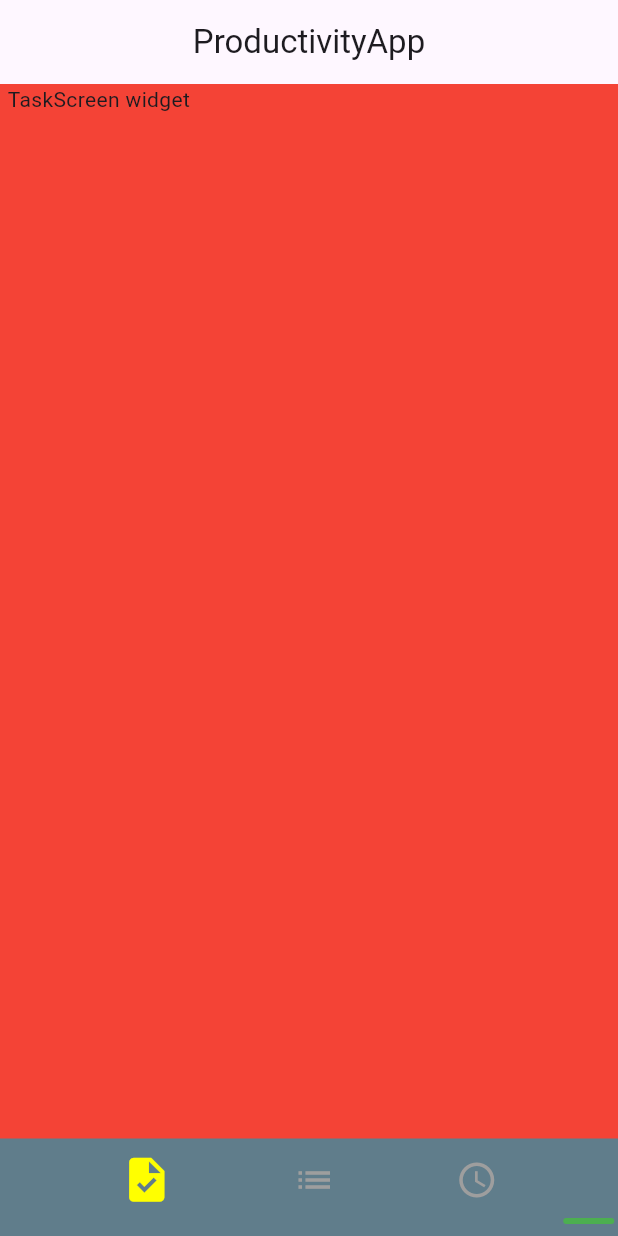
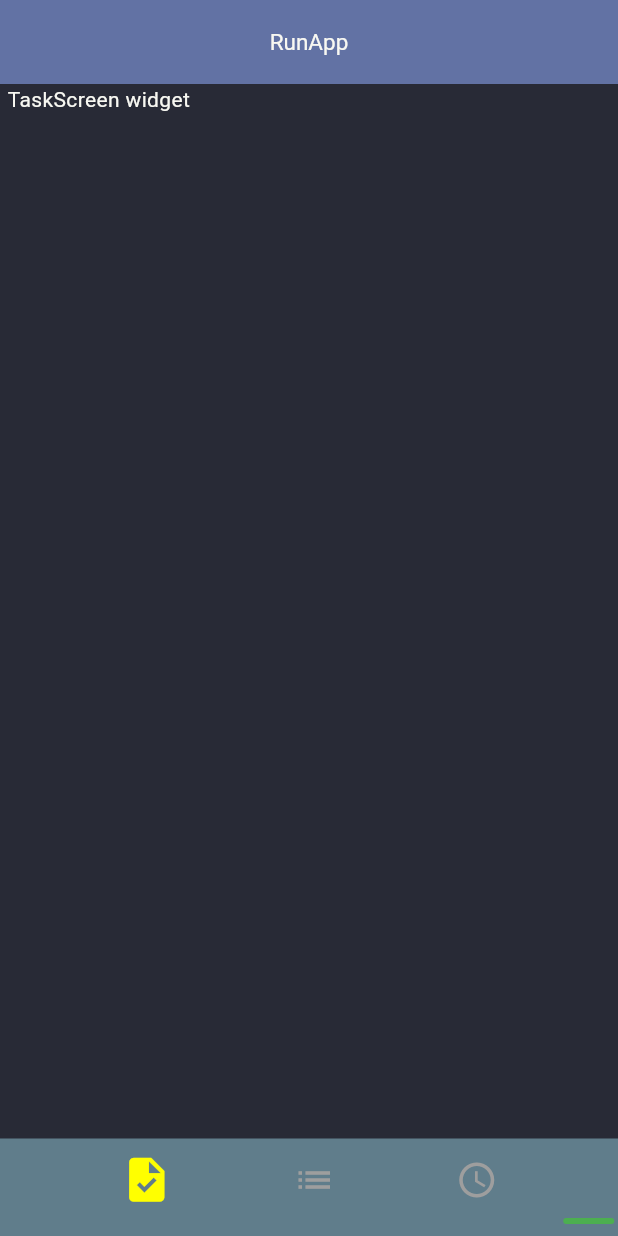
Before and after one commit to JoseYe628/productivity_app, a Flutter app: the screen it shows after launch, on a phone screen of 412 x 824 dp. Run offline on Flutter 3.47's test engine with Material 3 defaults, Android fonts, the phone set to English and light mode, and no system bars; our stand-ins replace flutter_bloc.

Commit message:
Estilos de texto y header en la app (theme)

```diff
--- a/lib/screens/home/home_screen.dart
+++ b/lib/screens/home/home_screen.dart
@@ -10,9 +10,8 @@ class HomeScreen extends StatelessWidget {
   @override
   Widget build(BuildContext context){
     return Scaffold(
-      backgroundColor: Colors.red,
       appBar: AppBar(
-        title: const Text("ProductivityApp"),
+        title: const Text("RunApp"),
         centerTitle: true,
       ),
       body: BlocBuilder<HomeRouteCubit, int>(
--- a/lib/screens/home/screens/task_screen.dart
+++ b/lib/screens/home/screens/task_screen.dart
@@ -9,7 +9,6 @@ class TaskScreen extends StatelessWidget {
       height: double.infinity,
       width: double.infinity,
       padding: EdgeInsets.symmetric(horizontal: 5),
-      color: Colors.red,
       child: const Text("TaskScreen widget"),
     );
   }
--- a/lib/theme/app_theme.dart
+++ b/lib/theme/app_theme.dart
@@ -22,6 +22,16 @@ abstract class AppTheme {
 
   ThemeData theme() => ThemeData.light().copyWith(
     scaffoldBackgroundColor: backgroundColor,
+    appBarTheme: AppBarTheme(
+      elevation: 0.0,
+      backgroundColor: primaryColor,
+      titleTextStyle: TextStyle(color: textColor, fontSize: 15),
+    ),
+    textTheme: TextTheme(
+      bodySmall: TextStyle(color: textColor),
+      bodyMedium: TextStyle(color: textColor),
+      bodyLarge: TextStyle(color: textColor),
+    ),
   );
 
 
```
